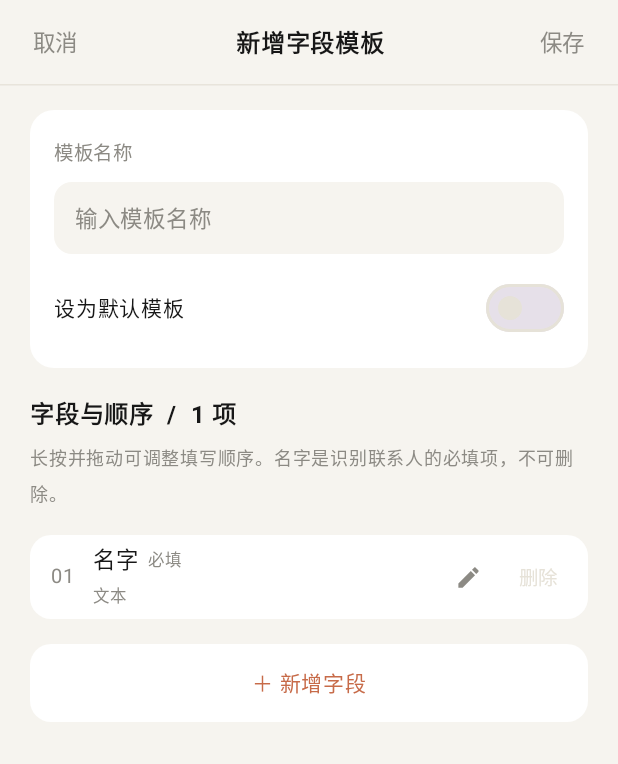
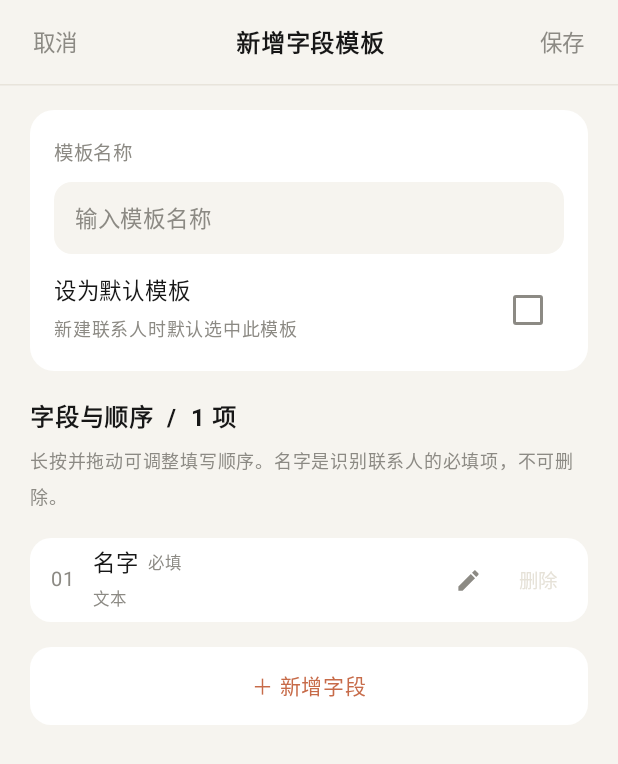
Before and after one commit to fupeng1995/Cardpocket, an Android app built with Jetpack Compose: the composable TemplateEditScreen called with empty values, on a phone screen of 412 x 824 dp. Shown: the top 764 px of the screen. Run offline under Robolectric (Android 15) with nearby library versions, the phone set to English and light mode, and no system bars.

Commit message:
style: 设为默认模板改为与是否必填一致的勾选样式

```diff
--- a/app/src/main/java/com/example/cardpocket/ui/templates/TemplateEditScreen.kt
+++ b/app/src/main/java/com/example/cardpocket/ui/templates/TemplateEditScreen.kt
@@ -36,7 +36,7 @@ import androidx.compose.material3.IconButton
 import androidx.compose.material3.MaterialTheme
 import androidx.compose.material3.OutlinedTextField
 import androidx.compose.material3.Surface
-import androidx.compose.material3.Switch
+import androidx.compose.material3.Checkbox
 import androidx.compose.material3.Text
 import androidx.compose.material3.TextButton
 import androidx.compose.runtime.Composable
@@ -221,8 +221,12 @@ fun TemplateEditScreen(
                     }
                     Spacer(Modifier.height(12.dp))
                     Row(verticalAlignment = Alignment.CenterVertically) {
-                        Text("设为默认模板", fontSize = 14.sp, color = TextPrimary, modifier = Modifier.weight(1f))
-                        Switch(checked = isDefault, onCheckedChange = { isDefault = it })
+                        Column(Modifier.weight(1f)) {
+                            Text("设为默认模板", fontSize = 15.sp, color = TextPrimary)
+                            Spacer(Modifier.height(2.dp))
+                            Text("新建联系人时默认选中此模板", fontSize = 12.sp, color = TextMuted)
+                        }
+                        Checkbox(checked = isDefault, onCheckedChange = { isDefault = it })
                     }
                 }
             }
```
